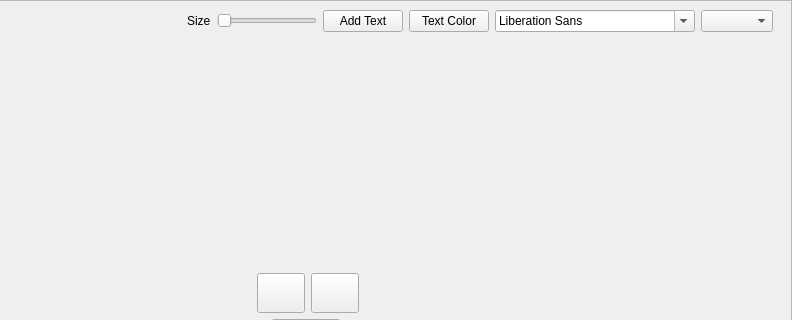
Before: the Qt Designer form review_tool_UI/reviewToolUI.ui in rameshbabuvfx/smart_review_tool, drawn with Qt 5; both pictures show x 189 to 981 and y 0 to 320 of the 981 by 644 pixel window.
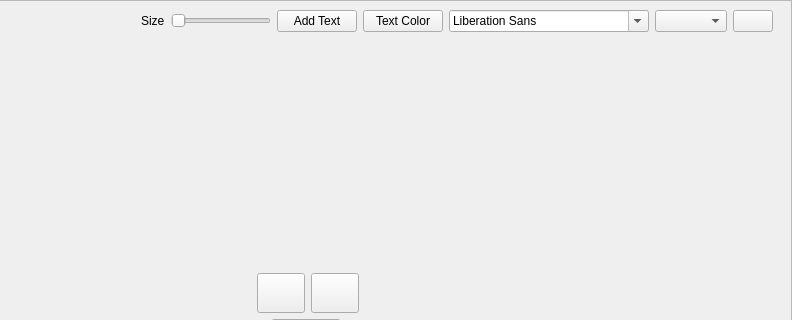
After: the same form once the commit is applied.

Diff of the .ui file:
```diff
--- a/review_tool_UI/reviewToolUI.ui
+++ b/review_tool_UI/reviewToolUI.ui
@@ -133,6 +133,22 @@
          <item>
           <widget class="QComboBox" name="font_size_combox"/>
          </item>
+         <item>
+          <widget class="QPushButton" name="bold_pushButton">
+           <property name="minimumSize">
+            <size>
+             <width>40</width>
+             <height>0</height>
+            </size>
+           </property>
+           <property name="styleSheet">
+            <string notr="true"/>
+           </property>
+           <property name="text">
+            <string/>
+           </property>
+          </widget>
+         </item>
         </layout>
        </widget>
       </item>
```
